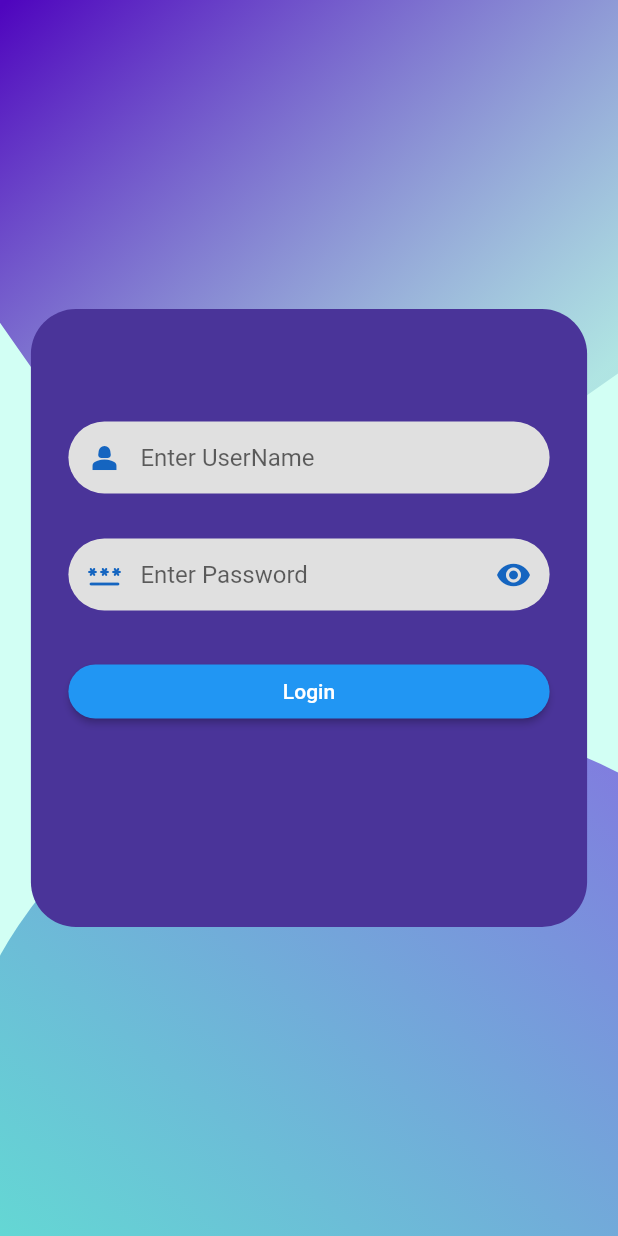
After one commit to kkdhandhal/outage, a Flutter app: the screen it shows after launch, on a phone screen of 412 x 824 dp. The commit adds this screen. Run offline on Flutter 3.47's test engine with Material 2 defaults, Android fonts, the light colour scheme and no system bars; our stand-ins replace realm; generated files the repository leaves out were written again.

Commit message:
loginscreen

```diff
--- /dev/null
+++ b/lib/component/centerwidget.dart
@@ -0,0 +1,108 @@
+import 'dart:ui';
+
+import 'package:flutter/material.dart';
+
+class CenterWidget extends StatelessWidget {
+  final Size size;
+  const CenterWidget({Key? key, required this.size}) : super(key: key);
+
+  @override
+  Widget build(BuildContext context) {
+    return Center(
+      child: Container(
+        padding: EdgeInsets.all(10),
+        width: size.width * 0.90,
+        height: size.height * 0.50,
+        decoration: BoxDecoration(
+          borderRadius: BorderRadius.circular(30.0),
+          color: Color.fromARGB(255, 74, 52, 153),
+        ),
+        child: Column(
+          crossAxisAlignment: CrossAxisAlignment.stretch,
+          children: [
+            SizedBox(
+              height: 50,
+            ),
+            Padding(
+              padding: const EdgeInsets.all(15.0),
+              child: TextField(
+                decoration: InputDecoration(
+                  contentPadding:
+                      EdgeInsets.only(left: 2, top: 2, bottom: 2, right: 20),
+                  prefixIcon: Icon(
+                    Icons.person_2,
+                    color: Colors.blue.shade800,
+                  ),
+                  hintText: "Enter UserName",
+                  filled: true,
+                  fillColor: Colors.grey.shade300,
+                  border: OutlineInputBorder(
+                    borderSide: BorderSide.none,
+                    borderRadius: BorderRadius.circular(50),
+                  ),
+                ),
+              ),
+            ),
+            Padding(
+              padding: const EdgeInsets.all(15.0),
+              child: TextField(
+                obscureText: true,
+                decoration: InputDecoration(
+                  contentPadding:
+                      EdgeInsets.only(left: 2, top: 2, bottom: 2, right: 20),
+                  prefixIcon: Icon(
+                    Icons.password_rounded,
+                    color: Colors.blue.shade800,
+                  ),
+                  suffixIcon: Icon(
+                    Icons.visibility,
+                    color: Colors.blue.shade800,
+                  ),
+                  hintText: "Enter Password",
+                  filled: true,
+                  fillColor: Colors.grey.shade300,
+                  border: OutlineInputBorder(
+                    borderSide: BorderSide.none,
+                    borderRadius: BorderRadius.circular(50),
+                  ),
+                ),
+              ),
+            ),
+            Padding(
+              padding: const EdgeInsets.all(15.0),
+              child: ElevatedButton(
+                style: ElevatedButton.styleFrom(
+                  shape: RoundedRectangleBorder(
+                    borderRadius: BorderRadius.circular(40),
+                  ),
+                ),
+                onPressed: () {},
+                child: Text("Login"),
+              ),
+            ),
+          ],
+        ),
+      ),
+
+      // child: ClipRect(
+      //   child: BackdropFilter(
+      //     filter: ImageFilter.blur(sigmaX: 20.0, sigmaY: 20.0),
+      //     child: Container(
+      //       width: size.width * 0.90,
+      //       height: size.height * 0.50,
+      //       decoration: BoxDecoration(
+      //         borderRadius: BorderRadius.circular(30.0),
+      //         color: Color.fromARGB(255, 219, 202, 236).withOpacity(0.3),
+      //       ),
+      //       child: const Center(
+      //         child: Text(
+      //           "Censored",
+      //           style: TextStyle(fontSize: 30),
+      //         ),
+      //       ),
+      //     ),
+      //   ),
+      // ),
+    );
+  }
+}
--- a/lib/main.dart
+++ b/lib/main.dart
@@ -1,7 +1,6 @@
 import 'package:flutter/material.dart';
-import 'package:outage/pages/Initdata.dart';
-
-import './pages/Home.dart';
+import 'package:outage/pages/login.dart';
+import 'package:outage/utils/constants.dart';
 
 void main() async {
   runApp(const MyApp());
@@ -13,8 +12,13 @@ class MyApp extends StatelessWidget {
   // This widget is the root of your application.
   @override
   Widget build(BuildContext context) {
-    return const MaterialApp(
-        debugShowCheckedModeBanner: false, home: Initdata() //HomePage(),
-        );
+    return MaterialApp(
+      debugShowCheckedModeBanner: false,
+      theme: ThemeData(
+        scaffoldBackgroundColor: kBackgraoundColor,
+        textTheme: Theme.of(context).textTheme.apply(bodyColor: kPrimaryColor),
+      ),
+      home: const Login(), //HomePage(),
+    );
   }
 }
--- /dev/null
+++ b/lib/pages/login.dart
@@ -0,0 +1,82 @@
+import 'package:flutter/material.dart';
+import 'dart:math' as math;
+import 'package:outage/component/centerwidget.dart';
+
+class Login extends StatefulWidget {
+  const Login({Key? key}) : super(key: key);
+
+  @override
+  State<Login> createState() => _LoginState();
+}
+
+class _LoginState extends State<Login> {
+  //final TextEditingController _username = TextEditingController();
+  Widget topWidget(double screenwidth) {
+    return Transform.rotate(
+      angle: -35 * math.pi / 180,
+      child: Container(
+        width: 1.2 * screenwidth,
+        height: 1.2 * screenwidth,
+        decoration: BoxDecoration(
+          borderRadius: BorderRadius.circular(150),
+          gradient: const LinearGradient(
+            begin: Alignment(-0.2, -0.8),
+            end: Alignment.bottomCenter,
+            colors: [
+              // Color.fromARGB(179, 141, 195, 201),
+              // Color.fromARGB(179, 31, 197, 219),
+              // Color(0x007CBFCF),
+              // Color(0xB316BFC4),
+              Color.fromARGB(255, 79, 5, 190),
+              Color.fromARGB(179, 161, 217, 219),
+            ],
+          ),
+        ),
+      ),
+    );
+  }
+
+  Widget bottomWidget(double screenwidth) {
+    return Container(
+      width: 1.5 * screenwidth,
+      height: 1.5 * screenwidth,
+      decoration: const BoxDecoration(
+        shape: BoxShape.circle,
+        gradient: LinearGradient(
+          begin: Alignment(0.9, -1.1),
+          end: Alignment(-0.7, 0.8),
+          colors: [
+            // Color.fromARGB(179, 141, 195, 201),
+            // Color.fromARGB(179, 31, 197, 219),
+            Color.fromARGB(255, 137, 99, 226),
+            Color(0xDB4BE8CC),
+
+            // Color(0x005CDBCF),
+          ],
+        ),
+      ),
+    );
+  }
+
+  @override
+  Widget build(BuildContext context) {
+    final screensize = MediaQuery.of(context).size;
+    return Scaffold(
+      body: Stack(
+        children: [
+          Positioned(
+            top: -160,
+            left: -35,
+            child: topWidget(screensize.width),
+          ),
+          Positioned(
+            top: 480,
+            left: -40,
+            child: bottomWidget(screensize.width),
+          ),
+          CenterWidget(size: screensize),
+        ],
+      ),
+    );
+  }
+}
--- /dev/null
+++ b/lib/utils/constants.dart
@@ -0,0 +1,5 @@
+import 'package:flutter/material.dart';
+
+const kBackgraoundColor = Color(0xFFD2FFF4);
+const kPrimaryColor = Color(0xFF2D5D70);
+const kSecondaryColor = Color(0xFF265DAB);
```
Also changed, not shown: lib/api/api.dart (+23 -25 lines), lib/component/center_widget_clipper.dart (added, +14 -0 lines), lib/component/dropdown_rlm.dart (+12 -28 lines), lib/pages/Initdata.dart (+65 -41 lines), pubspec.lock.
